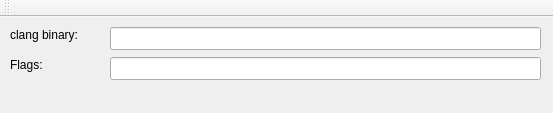
The window that clangcompleter.ui (Teemperor/clang-autocomplete-qt-demo) describes before a commit, drawn with Qt 5.
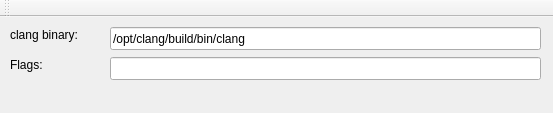
The same window after the commit.

Commit message: Made autocomplete work

What changed in the file:
```diff
--- a/clangcompleter.ui
+++ b/clangcompleter.ui
@@ -33,6 +33,9 @@
       <height>23</height>
      </rect>
     </property>
+    <property name="text">
+     <string>/opt/clang/build/bin/clang</string>
+    </property>
    </widget>
    <widget class="QLabel" name="label">
     <property name="geometry">
```
The commit also changes 2 other files.
